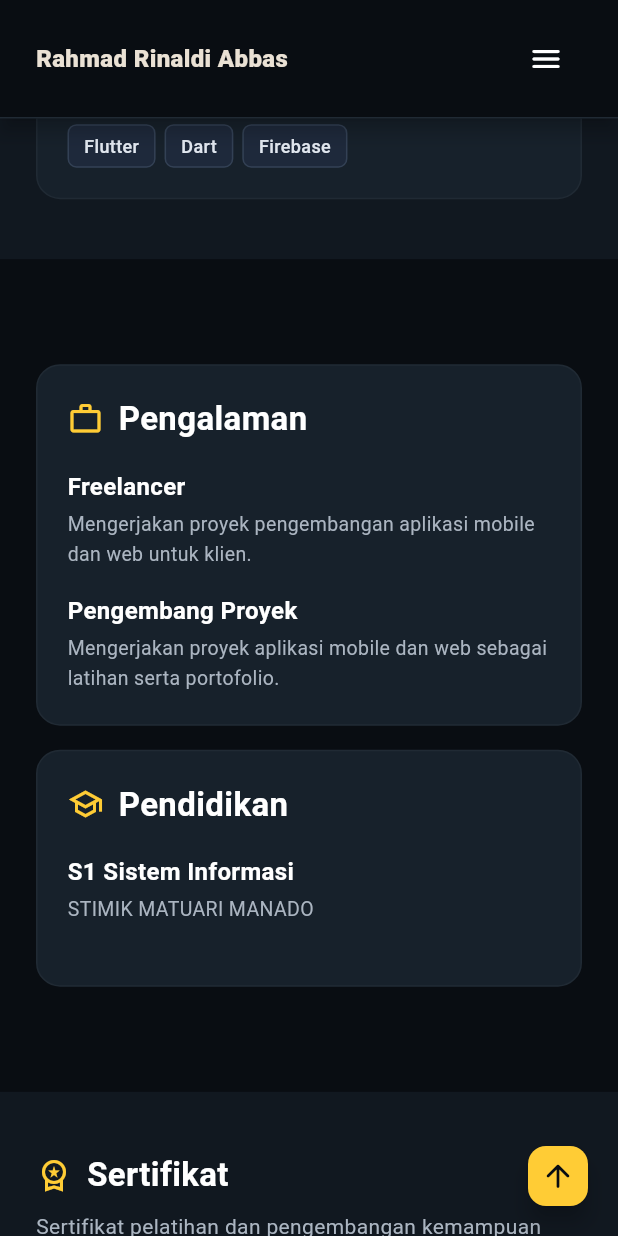
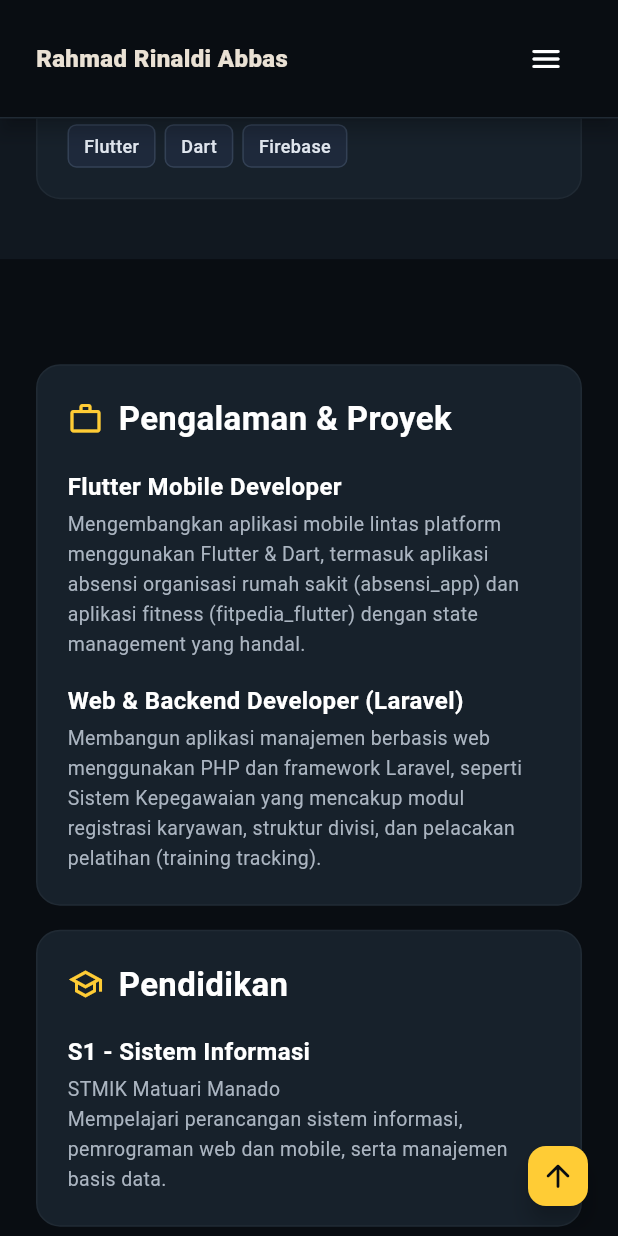
Before and after one commit to rahmadabbas01-oss/portofolio-flutter, a Flutter app: the screen it shows after launch, scrolled down 3456 dp, on a phone screen of 412 x 824 dp. Run offline on Flutter 3.47's test engine with Material 3 defaults, Android fonts, the phone set to English and light mode, and no system bars.

```diff
--- a/lib/main.dart
+++ b/lib/main.dart
@@ -530,7 +530,7 @@ final portrait = Center(
                   _InfoRow(
                     icon: Icons.location_on_outlined,
                     label: 'Lokasi',
-                    value: 'Indonesia',
+                    value: 'Makassar, Indonesia',
                   ),
                   _InfoRow(
                     icon: Icons.work_outline,
@@ -760,20 +760,22 @@ final portrait = Center(
               const Column(
                 crossAxisAlignment: CrossAxisAlignment.start,
                 children: [
-                  _SectionTitle(icon: Icons.work_outline, title: 'Pengalaman'),
+                  _SectionTitle(icon: Icons.work_outline, title: 'Pengalaman & Proyek'),
                   SizedBox(height: 18),
                   _TimelineItem(
-                    title: 'Freelancer',
+                    title: 'Flutter Mobile Developer',
                     detail:
-                        'Mengerjakan proyek pengembangan aplikasi mobile '
-                        'dan web untuk klien.',
+                        'Mengembangkan aplikasi mobile lintas platform menggunakan Flutter & Dart, '
+                        'termasuk aplikasi absensi organisasi rumah sakit (absensi_app) dan aplikasi fitness (fitpedia_flutter) '
+                        'dengan state management yang handal.',
                   ),
                   SizedBox(height: 16),
                   _TimelineItem(
-                    title: 'Pengembang Proyek',
+                    title: 'Web & Backend Developer (Laravel)',
                     detail:
-                        'Mengerjakan proyek aplikasi mobile dan web '
-                        'sebagai latihan serta portofolio.',
+                        'Membangun aplikasi manajemen berbasis web menggunakan PHP dan framework Laravel, '
+                        'seperti Sistem Kepegawaian yang mencakup modul registrasi karyawan, struktur divisi, '
+                        'dan pelacakan pelatihan (training tracking).',
                   ),
                 ],
               ),
@@ -786,10 +788,11 @@ final portrait = Center(
                   _SectionTitle(icon: Icons.school_outlined, title: 'Pendidikan'),
                   SizedBox(height: 18),
                   _TimelineItem(
-                    title: 'S1 Sistem Informasi',
+                    title: 'S1 - Sistem Informasi',
                     detail:
-                        'STIMIK MATUARI MANADO\n'
-
+                        'STMIK Matuari Manado\n'
+                        'Mempelajari perancangan sistem informasi, pemrograman web dan mobile, '
+                        'serta manajemen basis data.',
                   ),
                 ],
               ),
```
